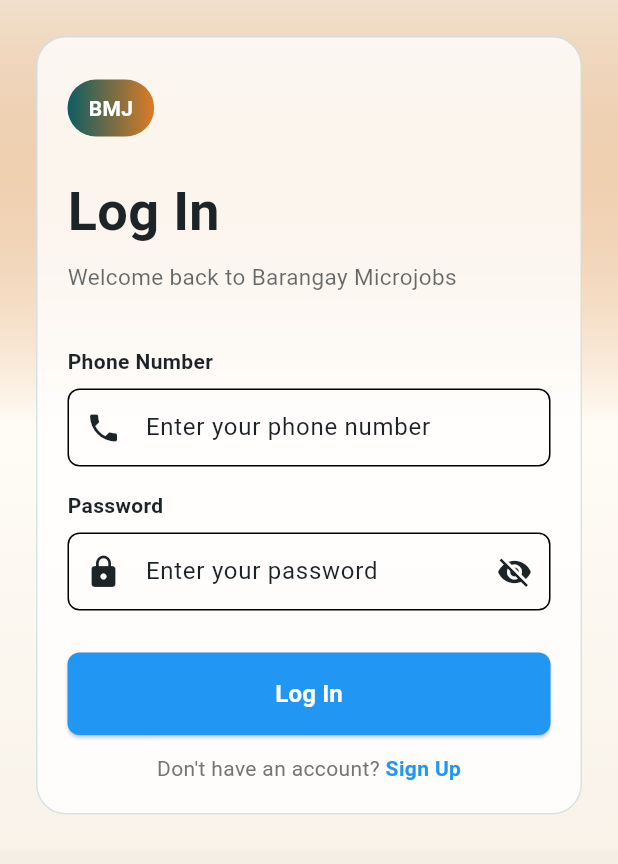
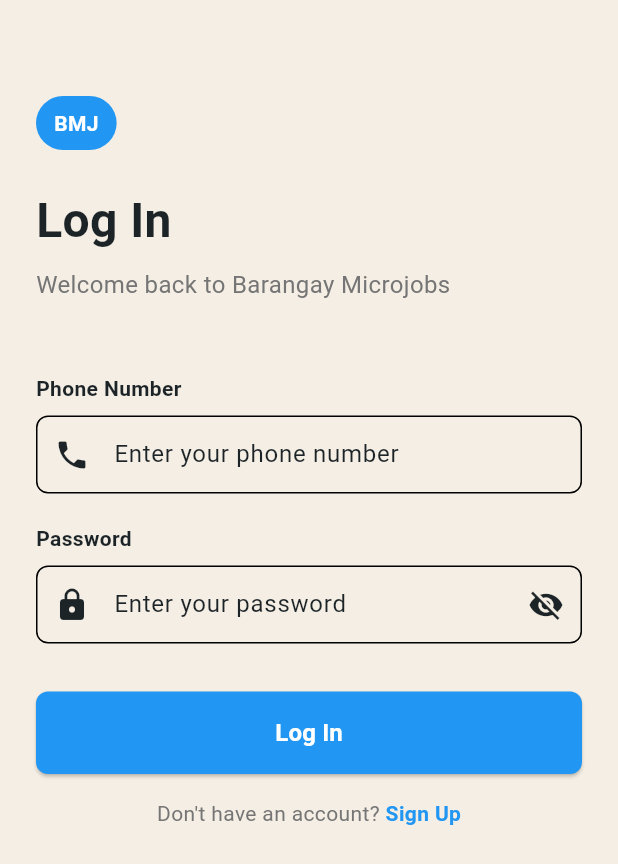
Before and after one commit to eigenlambda123/BarangayMicroJobs, a Flutter app: the screen it shows after launch, on a phone screen of 412 x 824 dp. Shown: the top 864 px of the screen. Run offline on Flutter 3.47's test engine with Material 3 defaults, Android fonts, the phone set to English and light mode, and no system bars; our stand-ins replace image_picker, shared_preferences.

Commit message:
Apply latest frontend and marketplace updates

```diff
--- a/mock_frontend/app/lib/screens/login_screen.dart
+++ b/mock_frontend/app/lib/screens/login_screen.dart
@@ -79,49 +79,25 @@ class _LoginScreenState extends State<LoginScreen> {
 
   @override
   Widget build(BuildContext context) {
-    final colorScheme = Theme.of(context).colorScheme;
     return Scaffold(
-      body: Container(
-        decoration: BoxDecoration(
-          gradient: LinearGradient(
-            begin: Alignment.topCenter,
-            end: Alignment.bottomCenter,
-            colors: [
-              colorScheme.secondary.withValues(alpha: 0.12),
-              colorScheme.surface,
-              const Color(0xFFF8F2E9),
-            ],
-          ),
-        ),
-        child: SafeArea(
+      body: SafeArea(
         child: SingleChildScrollView(
           child: Padding(
             padding: const EdgeInsets.all(24.0),
-              child: Container(
-                padding: const EdgeInsets.all(20),
-                decoration: BoxDecoration(
-                  color: Colors.white.withValues(alpha: 0.78),
-                  borderRadius: BorderRadius.circular(20),
-                  border: Border.all(
-                    color: colorScheme.primary.withValues(alpha: 0.16),
-                  ),
-                ),
             child: Column(
               crossAxisAlignment: CrossAxisAlignment.start,
               children: [
-                    const SizedBox(height: 8),
+                const SizedBox(height: 40),
                 const LoginHeader(),
-                    const SizedBox(height: 36),
+                const SizedBox(height: 48),
                 PhoneField(controller: _phoneController),
+                const SizedBox(height: 20),
+                PasswordField(controller: _passwordController),
+                const SizedBox(height: 32),
+                LoginButton(isLoading: _isLoading, onPressed: _handleLogin),
                 const SizedBox(height: 16),
-                    PasswordField(controller: _passwordController),
-                    const SizedBox(height: 28),
-                    LoginButton(isLoading: _isLoading, onPressed: _handleLogin),
-                    const SizedBox(height: 12),
                 const RegisterLink(),
               ],
-                ),
-              ),
             ),
           ),
         ),
--- a/mock_frontend/app/lib/widgets/auth/login_header.dart
+++ b/mock_frontend/app/lib/widgets/auth/login_header.dart
@@ -5,17 +5,14 @@ class LoginHeader extends StatelessWidget {
 
   @override
   Widget build(BuildContext context) {
-    final colorScheme = Theme.of(context).colorScheme;
     return Column(
       crossAxisAlignment: CrossAxisAlignment.start,
       children: [
         Container(
-          padding: const EdgeInsets.symmetric(horizontal: 14, vertical: 9),
+          padding: const EdgeInsets.symmetric(horizontal: 12, vertical: 8),
           decoration: BoxDecoration(
-            gradient: LinearGradient(
-              colors: [colorScheme.primary, colorScheme.secondary],
-            ),
-            borderRadius: BorderRadius.circular(999),
+            color: Colors.blue,
+            borderRadius: BorderRadius.circular(20),
           ),
           child: const Text(
             'BMJ',
@@ -29,15 +26,12 @@ class LoginHeader extends StatelessWidget {
         const SizedBox(height: 24),
         const Text(
           'Log In',
-          style: TextStyle(fontSize: 36, fontWeight: FontWeight.bold),
+          style: TextStyle(fontSize: 32, fontWeight: FontWeight.bold),
         ),
         const SizedBox(height: 8),
         Text(
           'Welcome back to Barangay Microjobs',
-          style: TextStyle(
-            fontSize: 15,
-            color: colorScheme.onSurface.withValues(alpha: 0.68),
-          ),
+          style: TextStyle(fontSize: 16, color: Colors.grey.shade600),
         ),
       ],
     );
--- a/mock_frontend/app/pubspec.yaml
+++ b/mock_frontend/app/pubspec.yaml
@@ -37,7 +37,6 @@ dependencies:
   http: ^1.6.0
   shared_preferences: ^2.5.4
   image_picker: ^1.0.0
-  google_fonts: ^6.2.1
 
 dev_dependencies:
   flutter_test:
```
Also changed, not shown: mock_frontend/app/lib/screens/marketplace_screen.dart (+7 -8 lines), mock_frontend/app/lib/screens/register_screen.dart (+12 -38 lines), mock_frontend/app/lib/widgets/auth/register_header.dart (+2 -25 lines), mock_frontend/app/lib/widgets/profile/stats_card.dart (+2 -5 lines), todos.txt (deleted, +0 -16 lines), mock_frontend/app/pubspec.lock. Lines whose indentation alone changed are shown as unchanged.
